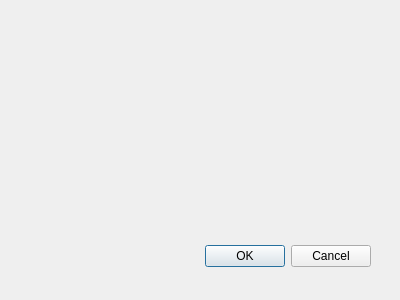
This is src/eventslistdialog.ui in pyridiss/kourglass as Qt 5 draws it before an edit. The edited form follows.
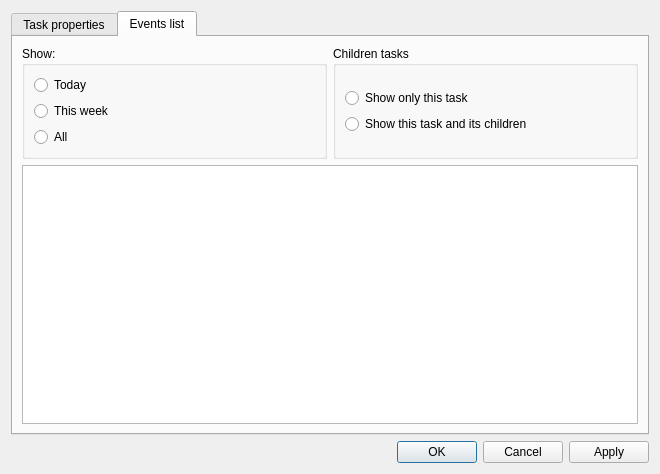
This is the edited form.

Commit message: EventsListDialog designed.

```diff
--- a/src/eventslistdialog.ui
+++ b/src/eventslistdialog.ui
@@ -8,29 +8,159 @@
    <rect>
     <x>0</x>
     <y>0</y>
-    <width>400</width>
-    <height>300</height>
+    <width>660</width>
+    <height>474</height>
    </rect>
   </property>
   <property name="windowTitle">
    <string>Dialog</string>
   </property>
-  <widget name="buttonBox" class="QDialogButtonBox">
-   <property name="geometry">
-    <rect>
-     <x>30</x>
-     <y>240</y>
-     <width>341</width>
-     <height>32</height>
-    </rect>
-   </property>
-   <property name="orientation">
-    <enum>Qt::Horizontal</enum>
-   </property>
-   <property name="standardButtons">
-    <set>QDialogButtonBox::Cancel|QDialogButtonBox::Ok</set>
-   </property>
-  </widget>
+  <layout class="QVBoxLayout" name="verticalLayout">
+   <item>
+    <widget class="QTabWidget" name="tabWidget">
+     <property name="currentIndex">
+      <number>1</number>
+     </property>
+     <widget class="QWidget" name="tabProperties">
+      <attribute name="title">
+       <string>Task properties</string>
+      </attribute>
+      <layout class="QVBoxLayout" name="verticalLayout_3">
+       <item>
+        <layout class="QVBoxLayout" name="verticalLayout_2">
+         <item>
+          <widget class="QLabel" name="label">
+           <property name="text">
+            <string>&lt;html&gt;&lt;head/&gt;&lt;body&gt;&lt;p align=&quot;center&quot;&gt;Task name&lt;/p&gt;&lt;/body&gt;&lt;/html&gt;</string>
+           </property>
+          </widget>
+         </item>
+         <item>
+          <widget class="QLineEdit" name="taskNameEdit"/>
+         </item>
+         <item>
+          <widget class="QLabel" name="label_2">
+           <property name="text">
+            <string>&lt;html&gt;&lt;head/&gt;&lt;body&gt;&lt;p align=&quot;center&quot;&gt;TextLabel&lt;/p&gt;&lt;/body&gt;&lt;/html&gt;</string>
+           </property>
+          </widget>
+         </item>
+         <item>
+          <widget class="QSlider" name="horizontalSlider">
+           <property name="orientation">
+            <enum>Qt::Horizontal</enum>
+           </property>
+          </widget>
+         </item>
+         <item>
+          <spacer name="verticalSpacer">
+           <property name="orientation">
+            <enum>Qt::Vertical</enum>
+           </property>
+           <property name="sizeHint" stdset="0">
+            <size>
+             <width>20</width>
+             <height>40</height>
+            </size>
+           </property>
+          </spacer>
+         </item>
+        </layout>
+       </item>
+      </layout>
+     </widget>
+     <widget class="QWidget" name="tabEventsList">
+      <attribute name="title">
+       <string>Events list</string>
+      </attribute>
+      <layout class="QVBoxLayout" name="verticalLayout_5">
+       <item>
+        <layout class="QVBoxLayout" name="verticalLayout_4">
+         <item>
+          <layout class="QHBoxLayout" name="horizontalLayout">
+           <item>
+            <widget class="QGroupBox" name="groupBox">
+             <property name="title">
+              <string>Show:</string>
+             </property>
+             <layout class="QVBoxLayout" name="verticalLayout_7">
+              <item>
+               <layout class="QVBoxLayout" name="verticalLayout_6">
+                <item>
+                 <widget class="QRadioButton" name="radioButtonToday">
+                  <property name="text">
+                   <string>Today</string>
+                  </property>
+                 </widget>
+                </item>
+                <item>
+                 <widget class="QRadioButton" name="radioButtonWeek">
+                  <property name="text">
+                   <string>This week</string>
+                  </property>
+                 </widget>
+                </item>
+                <item>
+                 <widget class="QRadioButton" name="radioButtonAll">
+                  <property name="text">
+                   <string>All</string>
+                  </property>
+                 </widget>
+                </item>
+               </layout>
+              </item>
+             </layout>
+            </widget>
+           </item>
+           <item>
+            <widget class="QGroupBox" name="groupBox_2">
+             <property name="title">
+              <string>Children tasks</string>
+             </property>
+             <layout class="QVBoxLayout" name="verticalLayout_9">
+              <item>
+               <layout class="QVBoxLayout" name="verticalLayout_8">
+                <item>
+                 <widget class="QRadioButton" name="radioButtonOneTask">
+                  <property name="text">
+                   <string>Show only this task</string>
+                  </property>
+                 </widget>
+                </item>
+                <item>
+                 <widget class="QRadioButton" name="radioButtonChildren">
+                  <property name="text">
+                   <string>Show this task and its children</string>
+                  </property>
+                 </widget>
+                </item>
+               </layout>
+              </item>
+             </layout>
+            </widget>
+           </item>
+          </layout>
+         </item>
+         <item>
+          <widget class="QTableWidget" name="tableEvents"/>
+         </item>
+        </layout>
+       </item>
+      </layout>
+     </widget>
+    </widget>
+   </item>
+   <item>
+    <widget class="QDialogButtonBox" name="buttonBox">
+     <property name="orientation">
+      <enum>Qt::Horizontal</enum>
+     </property>
+     <property name="standardButtons">
+      <set>QDialogButtonBox::Apply|QDialogButtonBox::Cancel|QDialogButtonBox::Ok</set>
+     </property>
+    </widget>
+   </item>
+  </layout>
  </widget>
  <pixmapfunction/>
  <resources/>
```
Left out of the diff: 7 changed lines with no effect on the pictures.
